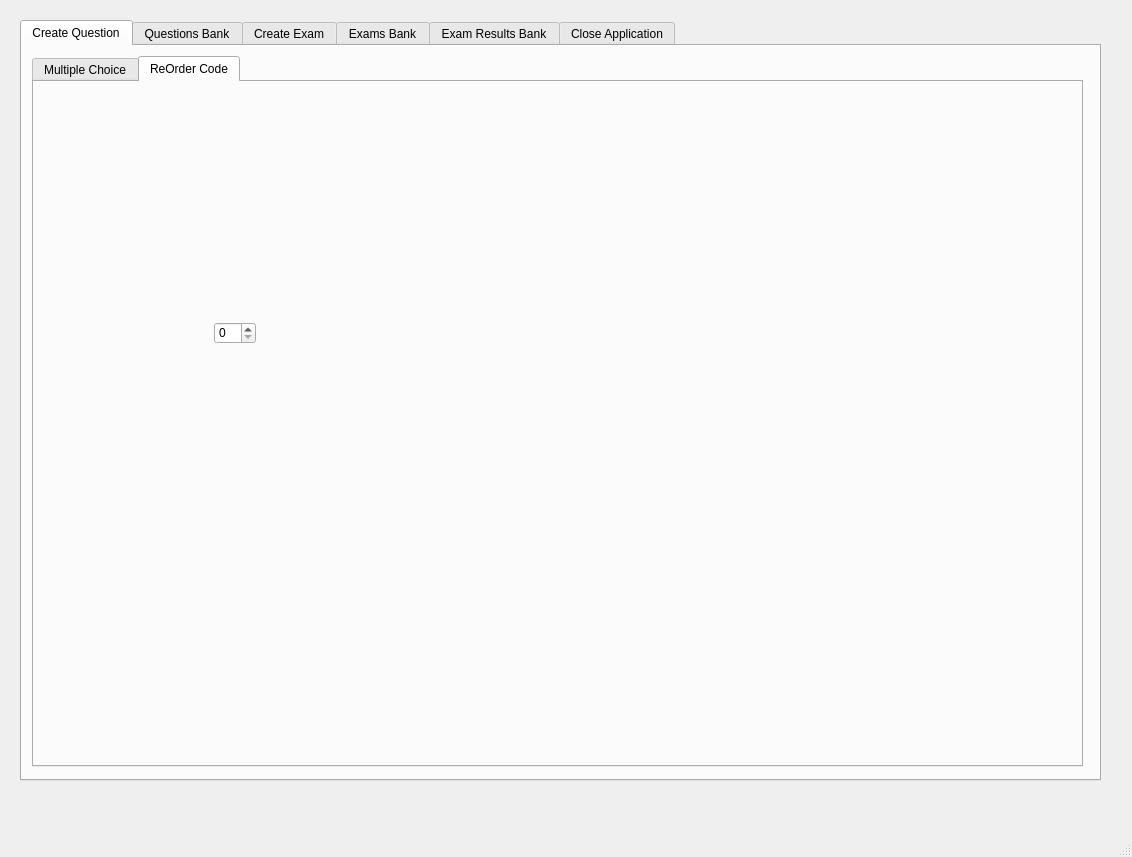
Above: GUI/TeacherGUIQtDesigner.ui from applet199/OOPCourseWorkTwo before the change. Below: the same form after it.
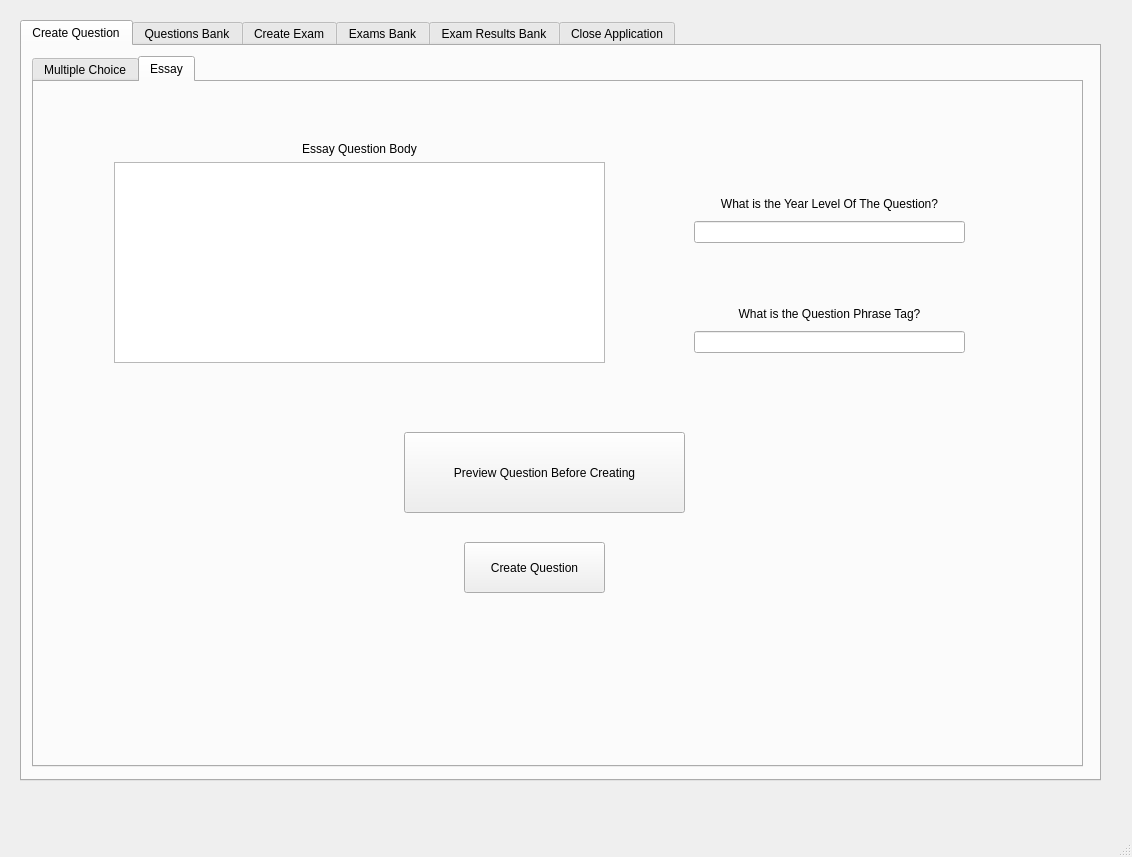
That is the form after the change. The open tabs and pages were chosen to show the change.

```diff
--- a/GUI/TeacherGUIQtDesigner.ui
+++ b/GUI/TeacherGUIQtDesigner.ui
@@ -586,17 +586,127 @@
       </widget>
       <widget class="QWidget" name="tab_19">
        <attribute name="title">
-        <string>ReOrder Code</string>
+        <string>Essay</string>
        </attribute>
-       <widget class="QSpinBox" name="spinBox">
+       <widget class="QWidget" name="layoutWidget_23">
         <property name="geometry">
          <rect>
-          <x>180</x>
-          <y>240</y>
-          <width>42</width>
-          <height>22</height>
+          <x>80</x>
+          <y>60</y>
+          <width>491</width>
+          <height>221</height>
          </rect>
         </property>
+        <layout class="QVBoxLayout" name="verticalLayout_32">
+         <item>
+          <widget class="QLabel" name="label_9">
+           <property name="text">
+            <string>Essay Question Body</string>
+           </property>
+           <property name="alignment">
+            <set>Qt::AlignCenter</set>
+           </property>
+          </widget>
+         </item>
+         <item>
+          <widget class="QTextEdit" name="textEdit_19"/>
+         </item>
+        </layout>
+       </widget>
+       <widget class="QPushButton" name="pushButton_28">
+        <property name="geometry">
+         <rect>
+          <x>430</x>
+          <y>460</y>
+          <width>141</width>
+          <height>51</height>
+         </rect>
+        </property>
+        <property name="text">
+         <string>Create Question</string>
+        </property>
+       </widget>
+       <widget class="QLabel" name="label_42">
+        <property name="geometry">
+         <rect>
+          <x>400</x>
+          <y>560</y>
+          <width>201</width>
+          <height>51</height>
+         </rect>
+        </property>
+        <property name="text">
+         <string/>
+        </property>
+        <property name="alignment">
+         <set>Qt::AlignCenter</set>
+        </property>
+        <property name="wordWrap">
+         <bool>true</bool>
+        </property>
+       </widget>
+       <widget class="QPushButton" name="pushButton_29">
+        <property name="geometry">
+         <rect>
+          <x>370</x>
+          <y>350</y>
+          <width>281</width>
+          <height>81</height>
+         </rect>
+        </property>
+        <property name="text">
+         <string>Preview Question Before Creating</string>
+        </property>
+       </widget>
+       <widget class="QWidget" name="layoutWidget_24">
+        <property name="geometry">
+         <rect>
+          <x>660</x>
+          <y>110</y>
+          <width>271</width>
+          <height>51</height>
+         </rect>
+        </property>
+        <layout class="QVBoxLayout" name="verticalLayout_33">
+         <item>
+          <widget class="QLabel" name="label_43">
+           <property name="text">
+            <string>What is the Year Level Of The Question?</string>
+           </property>
+           <property name="alignment">
+            <set>Qt::AlignCenter</set>
+           </property>
+          </widget>
+         </item>
+         <item>
+          <widget class="QLineEdit" name="lineEdit_26"/>
+         </item>
+        </layout>
+       </widget>
+       <widget class="QWidget" name="layoutWidget_25">
+        <property name="geometry">
+         <rect>
+          <x>660</x>
+          <y>220</y>
+          <width>271</width>
+          <height>51</height>
+         </rect>
+        </property>
+        <layout class="QVBoxLayout" name="verticalLayout_34">
+         <item>
+          <widget class="QLabel" name="label_44">
+           <property name="text">
+            <string>What is the Question Phrase Tag?</string>
+           </property>
+           <property name="alignment">
+            <set>Qt::AlignCenter</set>
+           </property>
+          </widget>
+         </item>
+         <item>
+          <widget class="QLineEdit" name="lineEdit_27"/>
+         </item>
+        </layout>
        </widget>
       </widget>
      </widget>
```
Left out of the diff: 40 changed lines with no effect on the pictures.
